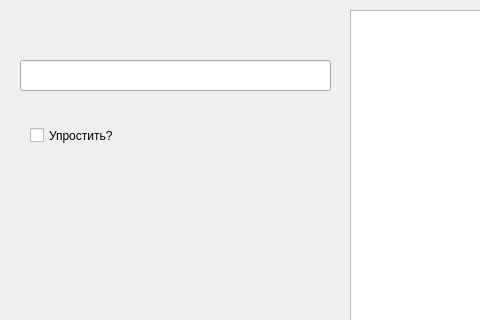
Above: nistratov/lab3/mainwindow.ui from JAkutenshi/spbetu_aads_2020_9384 before the change; both pictures show x 0 to 480 and y 0 to 320 of the 1053 by 674 pixel window. Below: the same form after it.
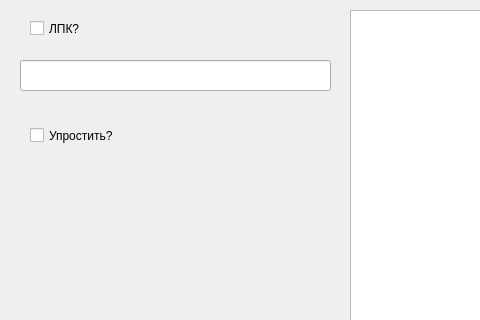
That is the form after the change.

What changed in the file:
```diff
--- a/nistratov/lab3/mainwindow.ui
+++ b/nistratov/lab3/mainwindow.ui
@@ -73,6 +73,19 @@
      <string>Упростить?</string>
     </property>
    </widget>
+   <widget class="QCheckBox" name="checkBox_2">
+    <property name="geometry">
+     <rect>
+      <x>30</x>
+      <y>20</y>
+      <width>70</width>
+      <height>17</height>
+     </rect>
+    </property>
+    <property name="text">
+     <string>ЛПК?</string>
+    </property>
+   </widget>
   </widget>
   <widget class="QMenuBar" name="menubar">
    <property name="geometry">
```
